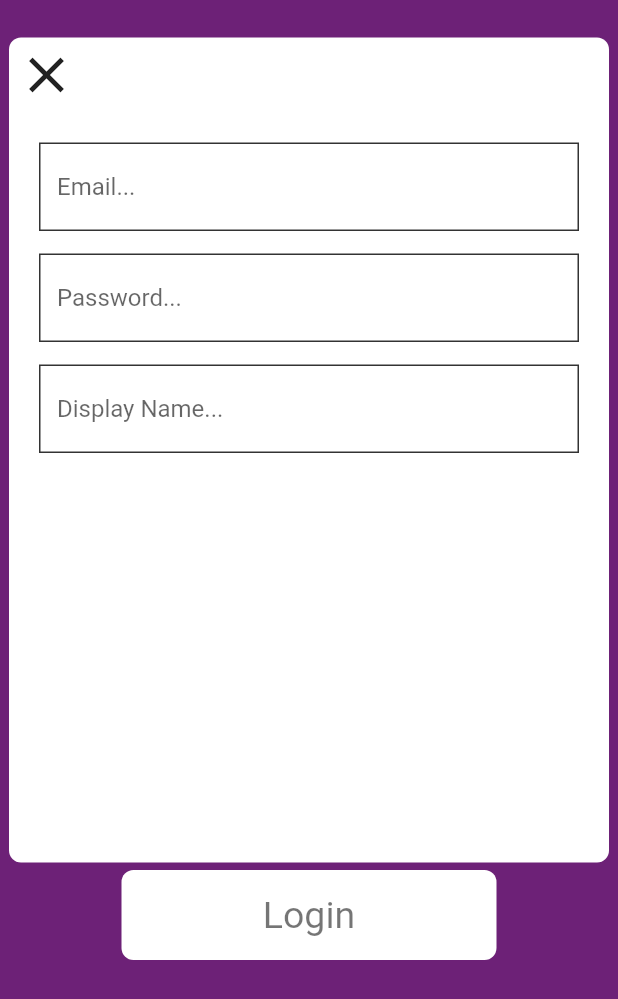
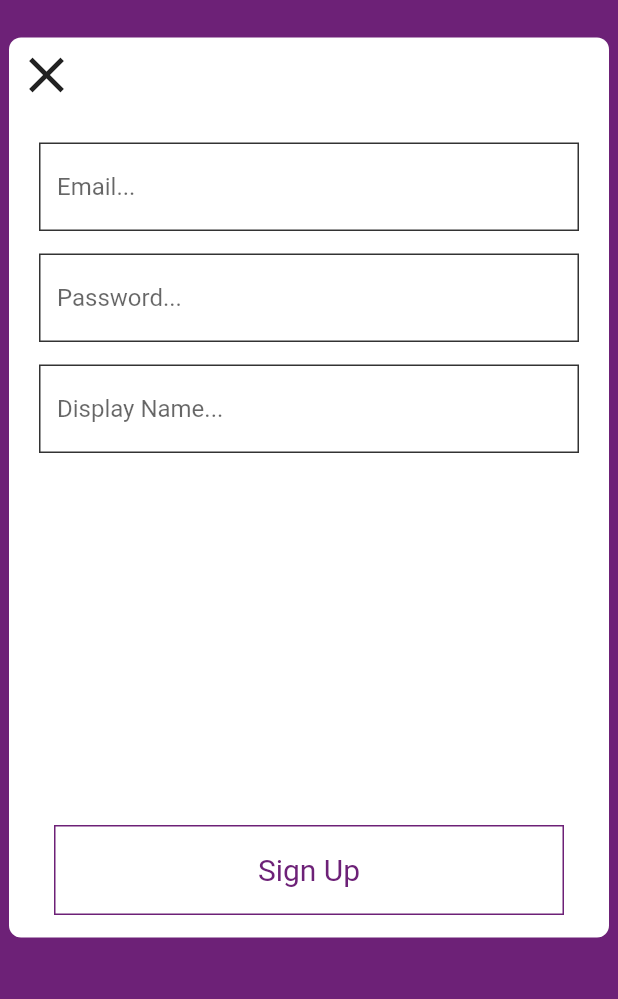
Before and after one commit to hdalmora/nubank-finance-flutter-firebase, a Flutter app: the screen it shows after launch, after a tap on "Sign Up", on a phone screen of 412 x 824 dp. Shown: the top 999 px of the screen. Run offline on Flutter 3.47's test engine with Material 2 defaults, Android fonts, the phone set to English and light mode, and no system bars; our stand-ins replace firebase_auth; accounts and stored records are empty; Roboto replaces fonts that are missing (SF Pro Display).

```diff
--- a/lib/src/ui/authentication/login_page.dart
+++ b/lib/src/ui/authentication/login_page.dart
@@ -5,7 +5,7 @@ import 'package:flutter_finance/src/utils/values/colors.dart';
 
 
 const double minHeight = 60.0;
-const double maxHeight = 550.0;
+const double maxHeight = 600.0;
 const double minWidth = 250.0;
 const double maxWidth = 400.0;
 const double maxBottomButtonsMargin = 15;
@@ -61,40 +61,43 @@ class _LoginPageState extends State<LoginPage> with SingleTickerProviderStateMix
 
   void _toggleLogin() {
     setState(() {
+      if (_signUpContainerOpened) {
+        _signUpContainerHeight = minHeight;
+        _signUpContainerWidth = minWidth;
+        _signUpContainerOpened = false;
+      }
+
       _loginContainerHeight =
           _loginContainerHeight == maxHeight ? minHeight : maxHeight;
       _loginContainerWidth =
           _loginContainerWidth == maxWidth ? minWidth : maxWidth;
 
-      if (_signUpContainerOpened) {
-        _signUpContainerHeight = minHeight;
-        _signUpContainerWidth = minWidth;
-        _signUpContainerOpened = false;
-      }
+      _formsContainerMargin = _formsContainerMargin == minFormsContainerMargin? maxFormsContainerMargin : minFormsContainerMargin;
       _loginContainerOpened = !_loginContainerOpened;
-      _formsContainerMargin = _formsContainerMargin == minFormsContainerMargin? maxFormsContainerMargin : minFormsContainerMargin;
     });
 
     _toggleBottomButtons();
+
   }
 
   void _toggleSignUp() {
     setState(() {
+      if (_loginContainerOpened) {
+        _loginContainerHeight = minHeight;
+        _loginContainerWidth = minWidth;
+        _loginContainerOpened = false;
+      }
+
       _signUpContainerHeight =
           _signUpContainerHeight == maxHeight ? minHeight : maxHeight;
       _signUpContainerWidth =
           _signUpContainerWidth == maxWidth ? minWidth : maxWidth;
 
-      if (_loginContainerOpened) {
-        _loginContainerHeight = minHeight;
-        _loginContainerWidth = minWidth;
-        _loginContainerOpened = false;
-      }
+      _formsContainerMargin = _formsContainerMargin == minFormsContainerMargin? maxFormsContainerMargin : minFormsContainerMargin;
       _signUpContainerOpened = !_signUpContainerOpened;
-      _formsContainerMargin = _formsContainerMargin == minFormsContainerMargin? maxFormsContainerMargin : minFormsContainerMargin;
-    });
 
       _toggleBottomButtons();
+    });
   }
 
   void _toggleBottomButtons() {
@@ -154,9 +157,12 @@ class _LoginPageState extends State<LoginPage> with SingleTickerProviderStateMix
                   child: Column(
                     mainAxisAlignment: MainAxisAlignment.center,
                     children: <Widget>[
-                      GestureDetector(
+                      AnimatedSwitcher(
+                        duration: Duration(milliseconds: 200),
+                        child: _loginContainerOpened ? Container()
+                        : GestureDetector(
                           onTap: () {
-                          if (!_signUpContainerOpened) {
+                            if (!_signUpContainerOpened && !_loginContainerOpened) {
                               _toggleSignUp();
                             }
                           },
@@ -283,7 +289,40 @@ class _LoginPageState extends State<LoginPage> with SingleTickerProviderStateMix
                                           ],
                                         ),
                                       ),
+                                    ),
+
+                                    Positioned.fill(
+                                      bottom: 15,
+                                      child: Align(
+                                        alignment: Alignment.bottomCenter,
+                                        child: GestureDetector(
+                                          onTap: () {
+
+                                          },
+                                          child: Container(
+                                            margin: EdgeInsets.only(left: 30.0, right: 30.0),
+                                            alignment: Alignment.center,
+                                            height: 60.0,
+                                            width: MediaQuery.of(context).size.width,
+                                            decoration: BoxDecoration(
+                                                color: Colors.transparent,
+                                                border: Border.all(
+                                                    width: 1,
+                                                    color: ColorConstant.colorMainPurple
                                                 )
+                                            ),
+                                            child: Text(
+                                              'Sign Up',
+                                              style: TextStyle(
+                                                  color: ColorConstant.colorMainPurple,
+                                                  fontWeight: FontWeight.w400,
+                                                  fontSize: 20.0
+                                              ),
+                                            ),
+                                          ),
+                                        ),
+                                      ),
+                                    ),
                                   ],
                                 ),
                               )
@@ -297,9 +336,14 @@ class _LoginPageState extends State<LoginPage> with SingleTickerProviderStateMix
                             ),
                           ),
                         ),
-                      GestureDetector(
+                      ),
+
+                      AnimatedSwitcher(
+                        duration: Duration(milliseconds: 200),
+                        child: _signUpContainerOpened ? Container()
+                        :                       GestureDetector(
                           onTap: () {
-                          if (!_loginContainerOpened) {
+                            if (!_loginContainerOpened && !_signUpContainerOpened) {
                               _toggleLogin();
                             }
                           },
@@ -350,6 +394,7 @@ class _LoginPageState extends State<LoginPage> with SingleTickerProviderStateMix
                             ),
                           ),
                         ),
+                      ),
                     ],
                   ),
                 ),
```
Lines whose indentation alone changed are shown as unchanged.
